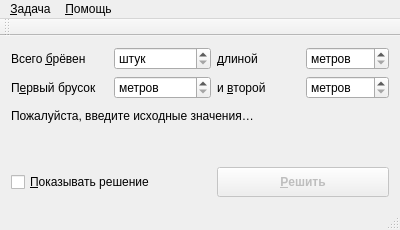
This is mainwindow.ui in Envek/EDTKW as Qt 5 draws it before an edit. The edited form follows.
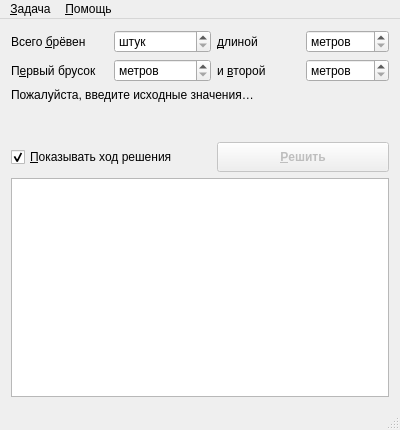
This is the edited form. Icons and pictures are not drawn.

Commit message:
GUI: Added text browser for solution output. No changes in logic.
+ added QTextBrowser solutionBrowser
+ added methods for resizing window on solution browser on|off
- removed useless toolbar

Patch:
```diff
--- a/mainwindow.ui
+++ b/mainwindow.ui
@@ -7,13 +7,13 @@
     <x>0</x>
     <y>0</y>
     <width>400</width>
-    <height>230</height>
+    <height>430</height>
    </rect>
   </property>
   <property name="minimumSize">
    <size>
     <width>400</width>
-    <height>230</height>
+    <height>430</height>
    </size>
   </property>
   <property name="windowTitle">
@@ -135,7 +135,10 @@
        </size>
       </property>
       <property name="text">
-       <string>&amp;Показывать решение</string>
+       <string>&amp;Показывать ход решения</string>
+      </property>
+      <property name="checked">
+       <bool>true</bool>
       </property>
      </widget>
     </item>
@@ -166,6 +169,9 @@
       </property>
      </widget>
     </item>
+    <item row="5" column="0" colspan="4">
+     <widget class="QTextBrowser" name="solutionBrowser"/>
+    </item>
    </layout>
   </widget>
   <widget class="QMenuBar" name="menuBar">
@@ -197,14 +203,6 @@
    <addaction name="menuTask"/>
    <addaction name="menuHelp"/>
   </widget>
-  <widget class="QToolBar" name="mainToolBar">
-   <attribute name="toolBarArea">
-    <enum>TopToolBarArea</enum>
-   </attribute>
-   <attribute name="toolBarBreak">
-    <bool>false</bool>
-   </attribute>
-  </widget>
   <widget class="QStatusBar" name="statusBar"/>
   <action name="actionHelp">
    <property name="icon">
```
Left out of the diff: 21 changed lines with no effect on the pictures. The commit also changes 2 other files.
